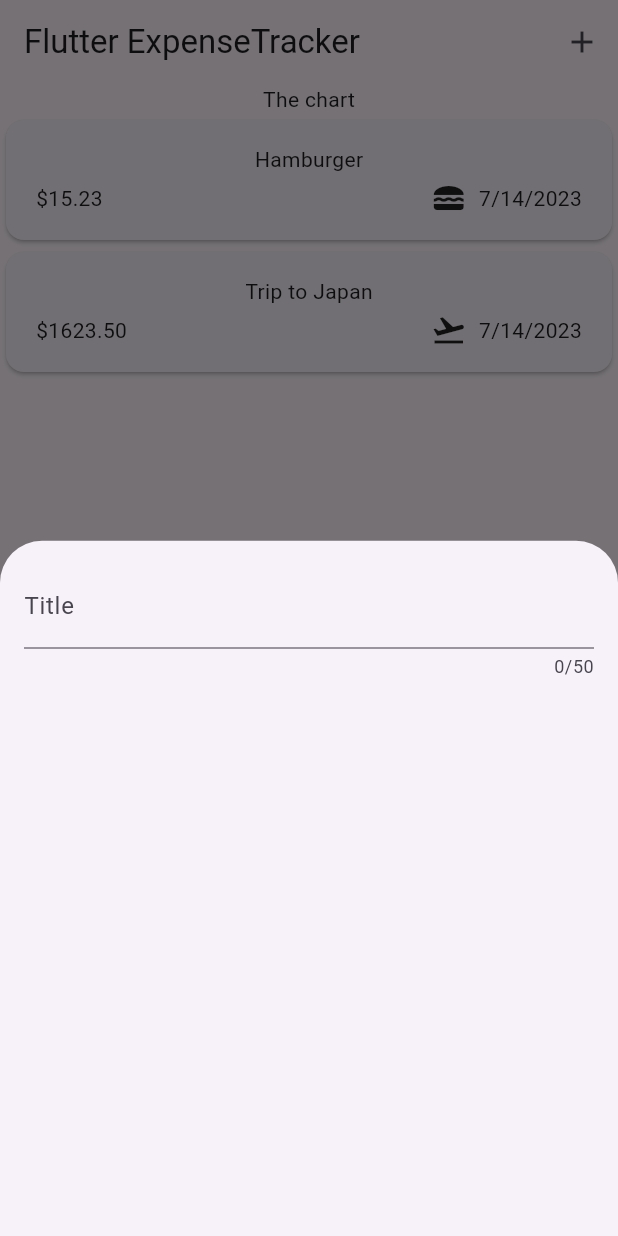
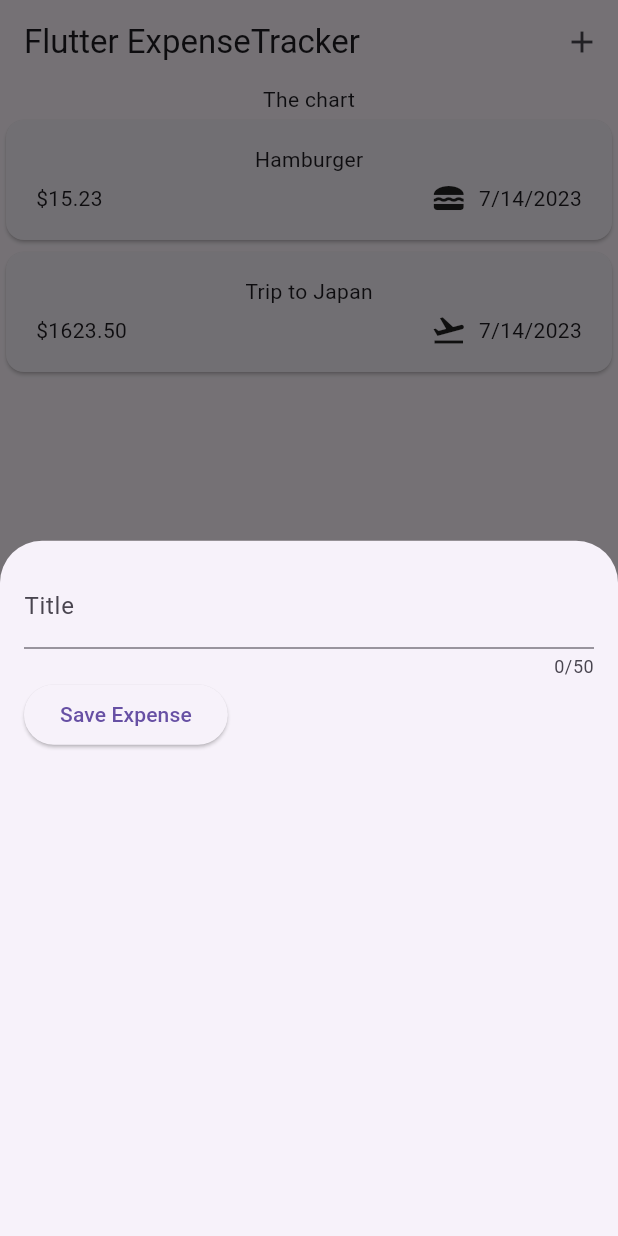
Before and after one commit to ArthurBufon/flutter_expense_tracker, a Flutter app: the screen it shows after launch, after a tap on the "add" icon, on a phone screen of 412 x 824 dp. Run offline on Flutter 3.47's test engine with Material 2 defaults, Android fonts, the phone set to English and light mode, and no system bars.

```diff
--- a/lib/widgets/new_expense.dart
+++ b/lib/widgets/new_expense.dart
@@ -10,18 +10,35 @@ class NewExpense extends StatefulWidget {
 }
 
 class _NewExpenseState extends State<NewExpense> {
+  final _titleController = TextEditingController();
+
+  @override
+  void dispose() {
+    _titleController.dispose();
+    super.dispose();
+  }
+
   @override
   Widget build(BuildContext context) {
     return Padding(
       padding: const EdgeInsets.all(16),
       child: Column(
-        children: const [
+        children: [
           TextField(
+            controller: _titleController,
             maxLength: 50,
-            decoration: InputDecoration(
-              label: Text('Title ')
-            ),
-          )
+            decoration: const InputDecoration(label: Text('Title ')),
+          ),
+          Row(
+            children: [
+              ElevatedButton(
+                onPressed: () {
+                  print(_titleController.text);
+                },
+                child: const Text('Save Expense'),
+              )
+            ],
+          ),
         ],
       ),
     );
```
